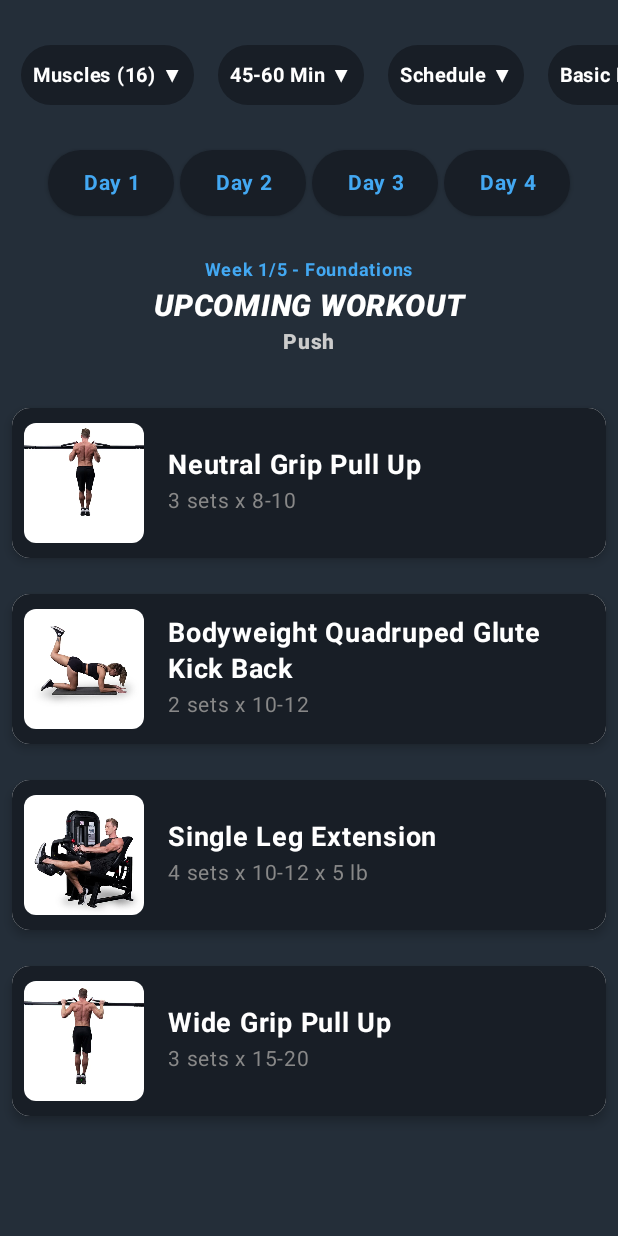
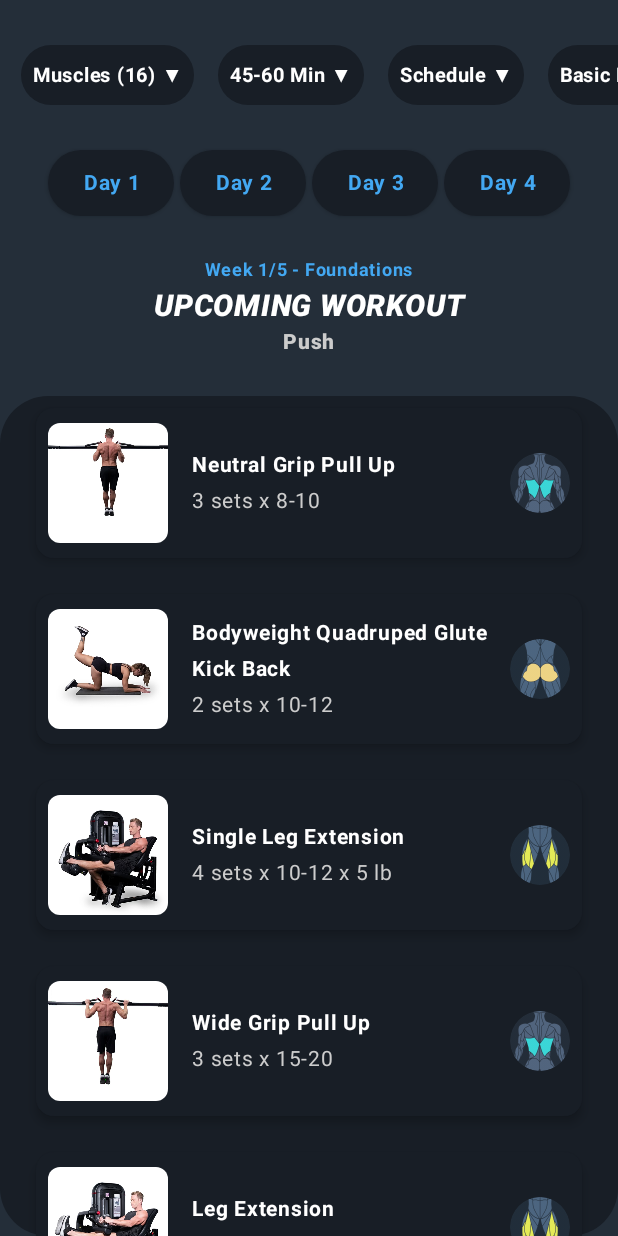
Before and after one commit to itay64/MyWorkoutApp, an Android app built with Jetpack Compose: the screen it shows after launch (MainActivity), after a tap on an icon or button, on a phone screen of 412 x 824 dp. Run offline under Robolectric (Android 15) with nearby library versions, the phone set to English and light mode, and no system bars; 2 other taps on this screen came first.

Commit message:
Added the muscle group icon, some more overall ui changes.

```diff
--- a/app/src/main/java/gg/pignet/myworkoutapp/ui/Content.kt
+++ b/app/src/main/java/gg/pignet/myworkoutapp/ui/Content.kt
@@ -9,6 +9,7 @@ import androidx.compose.foundation.layout.Spacer
 import androidx.compose.foundation.layout.fillMaxSize
 import androidx.compose.foundation.layout.fillMaxWidth
 import androidx.compose.foundation.layout.height
+import androidx.compose.foundation.layout.heightIn
 import androidx.compose.foundation.layout.padding
 import androidx.compose.foundation.layout.size
 import androidx.compose.foundation.layout.width
@@ -34,24 +35,27 @@ import gg.pignet.myworkoutapp.gson.Exercise
 @Composable
 fun WorkoutContent(exercises: List<Exercise>, activity: MainActivity){
     LazyColumn(modifier = Modifier
-        .fillMaxSize(),
+        .fillMaxSize()
+        .background(SecondaryColor, RoundedCornerShape(32.dp))
+        .padding(horizontal = 16.dp),
         verticalArrangement = Arrangement.spacedBy(8.dp)
     ) {
         items(exercises){ exercise ->
 
-
             Card(modifier = Modifier
                 .fillMaxWidth()
                 .padding(8.dp)
-                .height(100.dp),
+                .heightIn(min = 100.dp),
                 shape = RoundedCornerShape(12.dp),
-                elevation = 4.dp
+                elevation = 4.dp,
+                backgroundColor = SecondaryColor
             ){
+
                 Row(
                     modifier = Modifier.fillMaxSize()
                         .background(SecondaryColor)
                         .padding(8.dp),
-                    verticalAlignment = Alignment.CenterVertically
+                    verticalAlignment = Alignment.CenterVertically,
                 ) {
                     val resId = getDrawableResId(imageName = exercise.exercise_thumbnail)
                     if (resId != 0) {
@@ -65,10 +69,23 @@ fun WorkoutContent(exercises: List<Exercise>, activity: MainActivity){
                     }
                     Spacer(modifier = Modifier.width(16.dp))
 
-                    Column {
-                        Text(text = exercise.exercise_name, fontSize = 18.sp, fontWeight = FontWeight.Bold, color = Color.White)
+                    Column(Modifier.weight(1.0F).fillMaxWidth()) {
+                        Text(text = exercise.exercise_name, fontSize = 14.sp, fontWeight = FontWeight.Bold, color = Color.White)
                         val weightText = if (exercise.weight_amount == null) "${exercise.amount_of_sets} sets x ${exercise.rep_range}" else "${exercise.amount_of_sets} sets x ${exercise.rep_range} x ${formatDouble(exercise.weight_amount)} lb"
-                        Text(text = weightText, fontSize = 14.sp, color = Color.Gray)
+                        Text(text = weightText, fontSize = 14.sp, color = Color.LightGray)
+                    }
+
+                    Spacer(modifier = Modifier.width(4.dp))
+
+                    val muscleGroupResId = getDrawableResId(exercise.muscle_group_image)
+                    if (muscleGroupResId != 0) {
+                        Image(
+                            painter = painterResource(id = muscleGroupResId),
+                            contentDescription = null,
+                            modifier = Modifier
+                                .size(40.dp)
+                                .clip(androidx.compose.foundation.shape.CircleShape)
+                        )
                     }
 
                 }
@@ -92,6 +109,11 @@ private fun getDrawableResId(imageName: String): Int {
         "exc_t_163_ronald" -> R.drawable.exc_t_163_ronald
         "exc_t_166_ronald" -> R.drawable.exc_t_166_ronald
         "exc_t_167_ronald" -> R.drawable.exc_t_167_ronald
+        "Muscle Groups 1" -> R.drawable.muscle_groups_1
+        "Muscle Groups 2" -> R.drawable.muscle_groups_2
+        "Muscle Groups 3" -> R.drawable.muscle_groups_3
+        "Muscle Groups 4" -> R.drawable.muscle_groups_4
+        "Muscle Groups 5" -> R.drawable.muscle_groups_5
         else -> R.drawable.exc_t_168_ronald
     }
 }
```
Also changed, not shown: app/src/main/assets/workouts.json (+31 -11 lines), app/src/main/res/drawable/muscle_groups_1.png (added), app/src/main/res/drawable/muscle_groups_2.png (added), app/src/main/res/drawable/muscle_groups_3.png (added), app/src/main/res/drawable/muscle_groups_4.png (added), app/src/main/res/drawable/muscle_groups_5.png (added).
